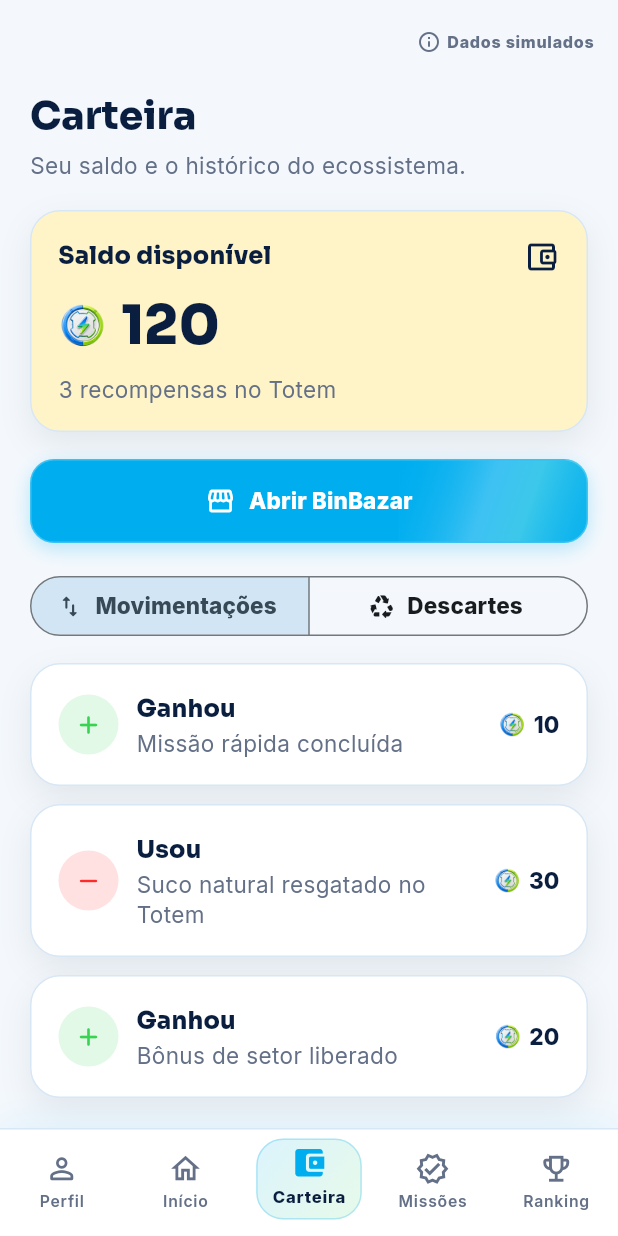
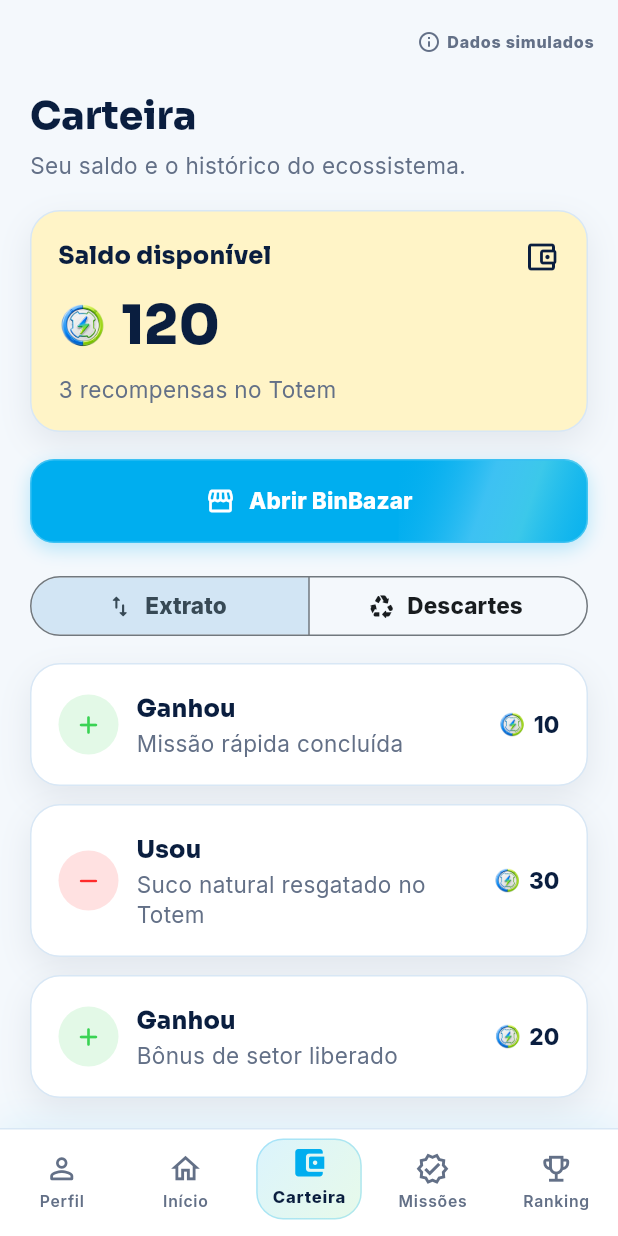
Before and after one commit to marcocaparra/BinGo, a Flutter app: the ShellScreen screen opened directly, after a tap on "Carteira", on a phone screen of 412 x 824 dp. Run offline on Flutter 3.47's test engine with Material 3 defaults, Android fonts, the phone set to English and light mode, and no system bars; our stand-ins replace shared_preferences; accounts and stored records are empty.

Commit message:
fix(mobile): keep wallet tabs on one line

```diff
--- a/Software/mobile/bingo_app/lib/src/screens/shell_screen.dart
+++ b/Software/mobile/bingo_app/lib/src/screens/shell_screen.dart
@@ -306,12 +306,20 @@ class _WalletScreenState extends State<WalletScreen> {
                 segments: const [
                   ButtonSegment(
                     value: WalletSection.transactions,
-                    label: Text('Movimentações'),
+                    label: Text(
+                      'Extrato',
+                      maxLines: 1,
+                      softWrap: false,
+                    ),
                     icon: Icon(Icons.swap_vert_rounded),
                   ),
                   ButtonSegment(
                     value: WalletSection.discards,
-                    label: Text('Descartes'),
+                    label: Text(
+                      'Descartes',
+                      maxLines: 1,
+                      softWrap: false,
+                    ),
                     icon: Icon(Icons.recycling_rounded),
                   ),
                 ],
```
Also changed, not shown: Software/mobile/bingo_app/evidence/app_v1/wallet-discards-390.png, Software/mobile/bingo_app/evidence/app_v1/wallet-movements-390.png, Software/mobile/bingo_app/evidence/app_v1/wallet-movements-430.png, 1 other file.
